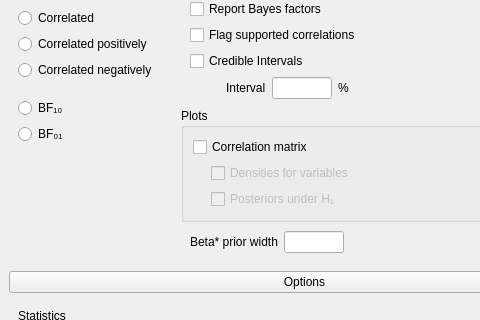
First picture: the form in JASP-Desktop/analysisforms/correlationbayesianform.ui, repository jasp-stats/jasp-desktop, before the edit; both pictures show x 0 to 480 and y 310 to 630 of the 609 by 793 pixel window.
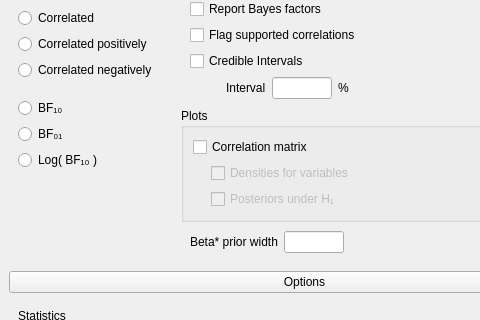
Second picture: the form after the edit. Custom widgets are drawn as their Qt base class.

Patch:
```diff
--- a/JASP-Desktop/analysisforms/correlationbayesianform.ui
+++ b/JASP-Desktop/analysisforms/correlationbayesianform.ui
@@ -186,6 +186,13 @@
            </property>
           </widget>
          </item>
+         <item row="2" column="0">
+          <widget class="QRadioButton" name="radioButton_3">
+           <property name="text">
+            <string>Log( BF₁₀ )</string>
+           </property>
+          </widget>
+         </item>
         </layout>
        </widget>
       </item>
@@ -483,11 +490,6 @@
    <extends>QListView</extends>
    <header>widgets/boundlistview.h</header>
   </customwidget>
-  <customwidget>
-   <class>ExpanderButton</class>
-   <extends>QPushButton</extends>
-   <header>widgets/expanderbutton.h</header>
-  </customwidget>
   <customwidget>
    <class>BoundCheckBox</class>
    <extends>QCheckBox</extends>
@@ -510,6 +512,11 @@
    <header>widgets/boundgroupbox.h</header>
    <container>1</container>
   </customwidget>
+  <customwidget>
+   <class>ExpanderButton</class>
+   <extends>QPushButton</extends>
+   <header>widgets/expanderbutton.h</header>
+  </customwidget>
  </customwidgets>
  <resources/>
  <connections>
```
